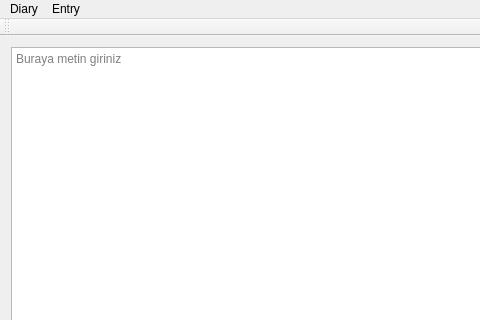
First picture: the form in mainwindow.ui, repository celalergun/diary, before the edit; both pictures show x 0 to 480 and y 0 to 320 of the 1040 by 669 pixel window.
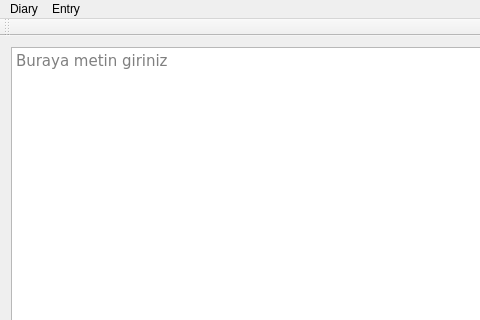
Second picture: the form after the edit.

What changed in the file:
```diff
--- a/mainwindow.ui
+++ b/mainwindow.ui
@@ -19,6 +19,12 @@
      <layout class="QHBoxLayout" name="horizontalLayout">
       <item>
        <widget class="QTextEdit" name="textEdit">
+        <property name="font">
+         <font>
+          <family>Verdana</family>
+          <pointsize>11</pointsize>
+         </font>
+        </property>
         <property name="readOnly">
          <bool>true</bool>
         </property>
```
